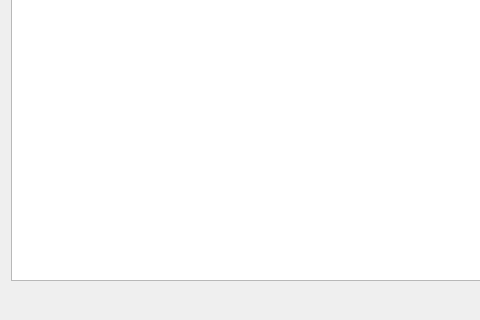
This is dialogs/packages_installer/packages_installer_dialog.ui in umr-amap/iamap as Qt 5 draws it before an edit; both pictures show x 0 to 480 and y 174 to 494 of the 693 by 494 pixel window. The edited form follows.
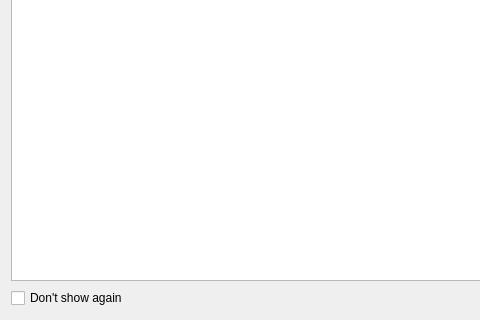
This is the edited form.

Patch:
```diff
--- a/dialogs/packages_installer/packages_installer_dialog.ui
+++ b/dialogs/packages_installer/packages_installer_dialog.ui
@@ -23,6 +23,13 @@
    </item>
    <item row="1" column="0">
     <layout class="QHBoxLayout" name="horizontalLayout">
+     <item>
+      <widget class="QCheckBox" name="checkBox_dont_show_again">
+       <property name="text">
+        <string>Don't show again</string>
+       </property>
+      </widget>
+     </item>
      <item>
       <spacer name="horizontalSpacer">
        <property name="orientation">
```
